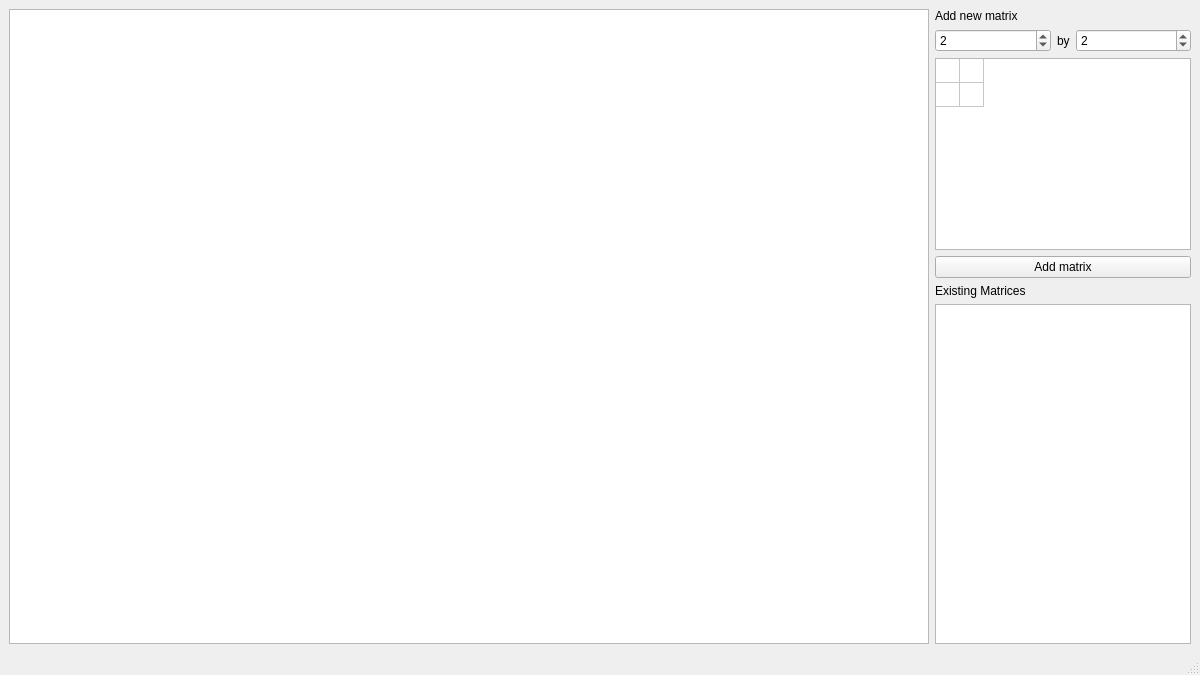
Qt form MatriciesCalculatorTree/mainwindow.ui (alshitov/laboratories) before a commit.
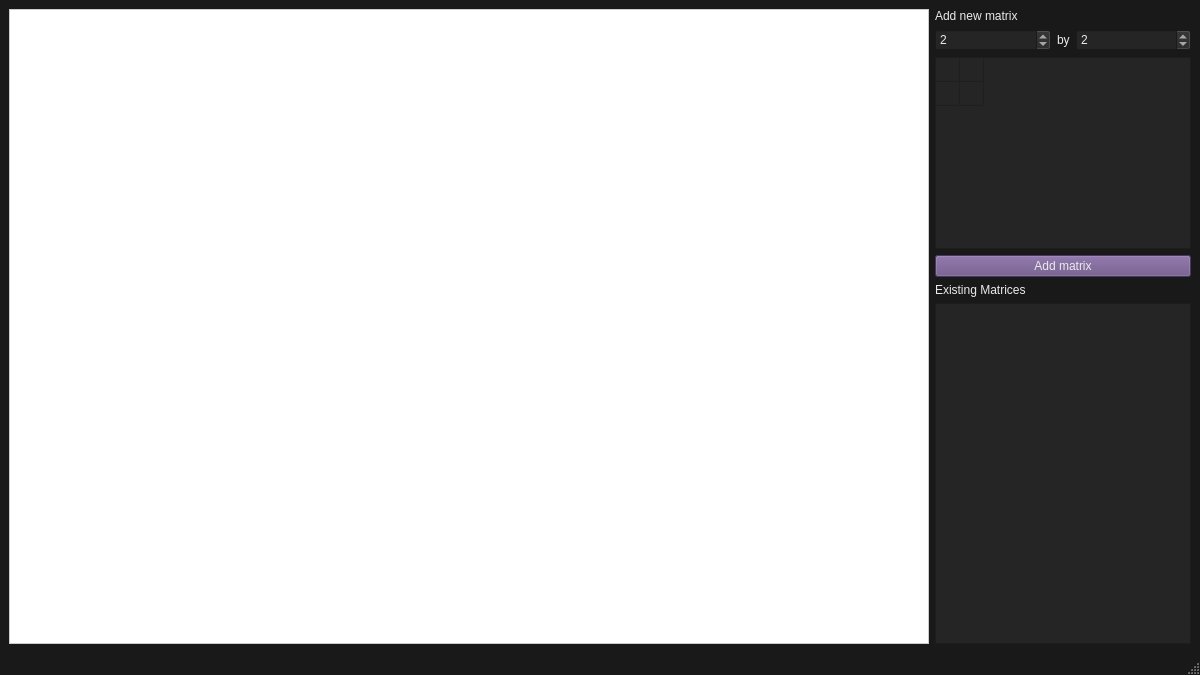
The same form after that commit.

Commit message: signal-slot connection, style

Patch:
```diff
--- a/MatriciesCalculatorTree/mainwindow.ui
+++ b/MatriciesCalculatorTree/mainwindow.ui
@@ -31,6 +31,33 @@
   <property name="windowTitle">
    <string>MainWindow</string>
   </property>
+  <property name="styleSheet">
+   <string notr="true">QMainWindow{
+	background-color: #191919;
+}
+QGraphicsView{
+	border: 1px solid #cccccc;
+}
+QLabel{
+	color: #ebebeb;
+}
+QPushButton{
+	color: #ebebeb;
+	background-color: #674d83;
+	border-color: #cccccc;
+}
+QPushButton:hover{
+	opacity: 0.8;
+}
+QListView, QTableWidget, QLineEdit, QSpinBox{
+	background-color: #252525;
+	color: #ebebeb;
+	border-color: #cccccc;
+}
+QLineEdit{
+	text-align: center;
+}</string>
+  </property>
   <widget class="QWidget" name="centralwidget">
    <layout class="QGridLayout" name="gridLayout">
     <item row="0" column="0">
@@ -39,7 +66,17 @@
        <enum>QLayout::SetDefaultConstraint</enum>
       </property>
       <item>
-       <widget class="QTreeView" name="treeView"/>
+       <widget class="QGraphicsView" name="treeView">
+        <property name="cursor" stdset="0">
+         <cursorShape>PointingHandCursor</cursorShape>
+        </property>
+        <property name="inputMethodHints">
+         <set>Qt::ImhNone</set>
+        </property>
+        <property name="alignment">
+         <set>Qt::AlignCenter</set>
+        </property>
+       </widget>
       </item>
       <item>
        <layout class="QVBoxLayout" name="matricesSideMenu">
```
Left out of the diff: 9 changed lines with no effect on the pictures. The commit also changes 12 other files.
